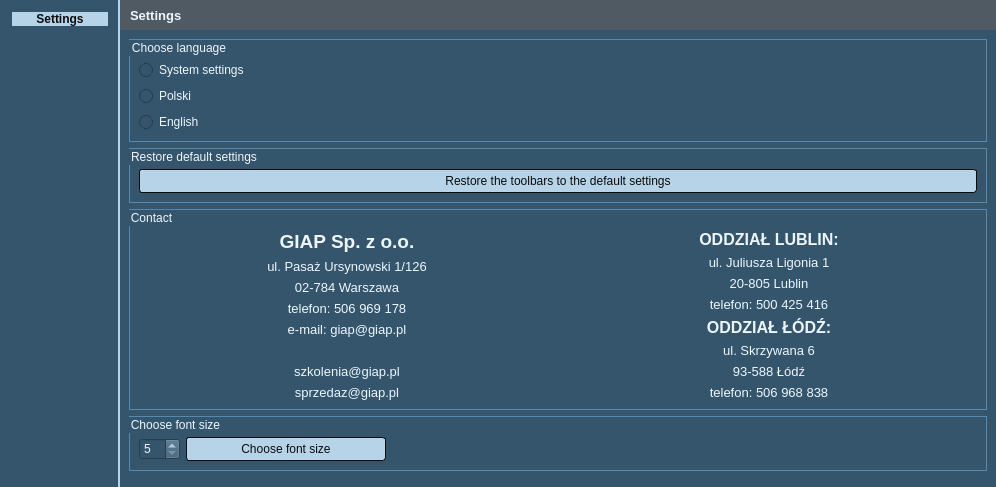
GIAPspzoo/GIAP_PolaMap_lite, file Settings/ui_settings_layout.ui: the form before one commit.
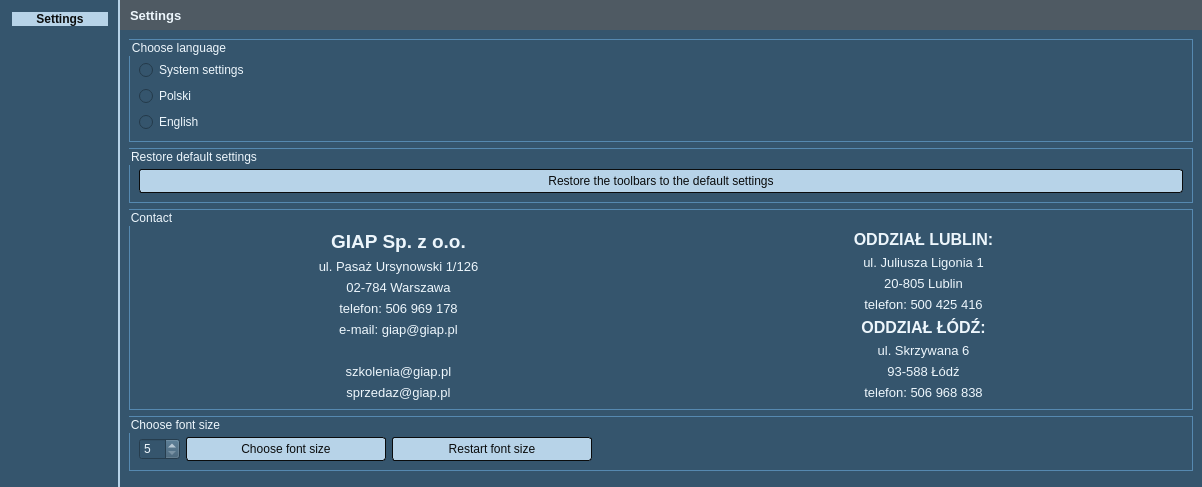
The form after the commit. Icons and pictures are not drawn.

What changed in the file:
```diff
--- a/Settings/ui_settings_layout.ui
+++ b/Settings/ui_settings_layout.ui
@@ -438,6 +438,25 @@
                </property>
               </widget>
              </item>
+             <item row="0" column="2">
+              <widget class="QPushButton" name="restart_button">
+               <property name="sizePolicy">
+                <sizepolicy hsizetype="Expanding" vsizetype="Expanding">
+                 <horstretch>0</horstretch>
+                 <verstretch>0</verstretch>
+                </sizepolicy>
+               </property>
+               <property name="minimumSize">
+                <size>
+                 <width>200</width>
+                 <height>0</height>
+                </size>
+               </property>
+               <property name="text">
+                <string>Restart font size</string>
+               </property>
+              </widget>
+             </item>
             </layout>
            </widget>
           </item>
```
Left out of the diff: 2 changed lines with no effect on the pictures.
